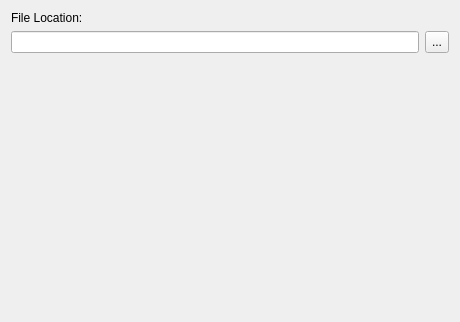
Above: src/klfliblocalfilewidget.ui from CryFeiFei/klatexformula before the change. Below: the same form after it.
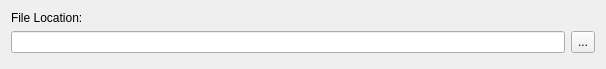
That is the form after the change.

```diff
--- a/src/klfliblocalfilewidget.ui
+++ b/src/klfliblocalfilewidget.ui
@@ -6,17 +6,11 @@
    <rect>
     <x>0</x>
     <y>0</y>
-    <width>460</width>
-    <height>322</height>
+    <width>606</width>
+    <height>69</height>
    </rect>
   </property>
-  <property name="sizePolicy">
-   <sizepolicy hsizetype="Fixed" vsizetype="Preferred">
-    <horstretch>0</horstretch>
-    <verstretch>0</verstretch>
-   </sizepolicy>
-  </property>
-  <layout class="QGridLayout" name="lyt_KLFLibLocalFileWidget" columnstretch="1,1,0">
+  <layout class="QGridLayout" name="lyt_KLFLibLocalFileWidget" columnstretch="1,0,0">
    <item row="0" column="0" colspan="3">
     <widget class="QLabel" name="lblLocation">
      <property name="text">
@@ -34,6 +28,19 @@
      </property>
     </widget>
    </item>
+   <item row="1" column="2">
+    <widget class="QToolButton" name="btnBrowse">
+     <property name="sizePolicy">
+      <sizepolicy hsizetype="Fixed" vsizetype="Preferred">
+       <horstretch>0</horstretch>
+       <verstretch>0</verstretch>
+      </sizepolicy>
+     </property>
+     <property name="text">
+      <string>...</string>
+     </property>
+    </widget>
+   </item>
    <item row="2" column="0">
     <spacer name="vspc">
      <property name="orientation">
@@ -42,24 +49,11 @@
      <property name="sizeHint" stdset="0">
       <size>
        <width>20</width>
-       <height>223</height>
+       <height>10</height>
       </size>
      </property>
     </spacer>
    </item>
-   <item row="1" column="2">
-    <widget class="QToolButton" name="btnBrowse">
-     <property name="sizePolicy">
-      <sizepolicy hsizetype="Fixed" vsizetype="Preferred">
-       <horstretch>0</horstretch>
-       <verstretch>0</verstretch>
-      </sizepolicy>
-     </property>
-     <property name="text">
-      <string>...</string>
-     </property>
-    </widget>
-   </item>
   </layout>
  </widget>
  <resources/>
```
